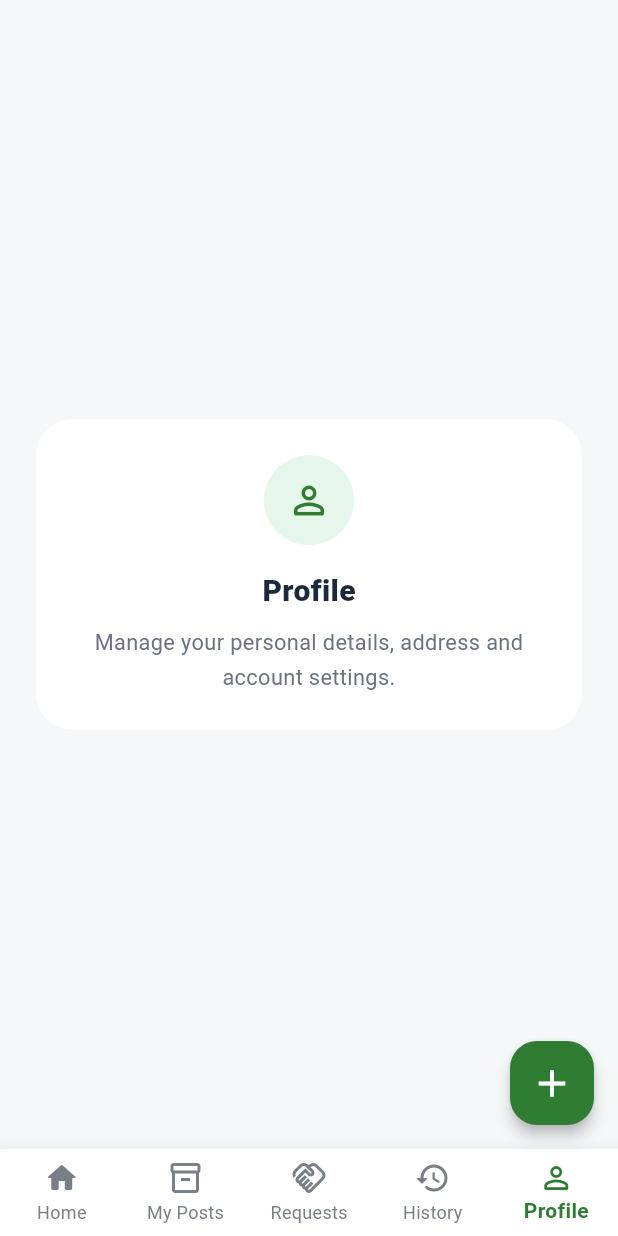
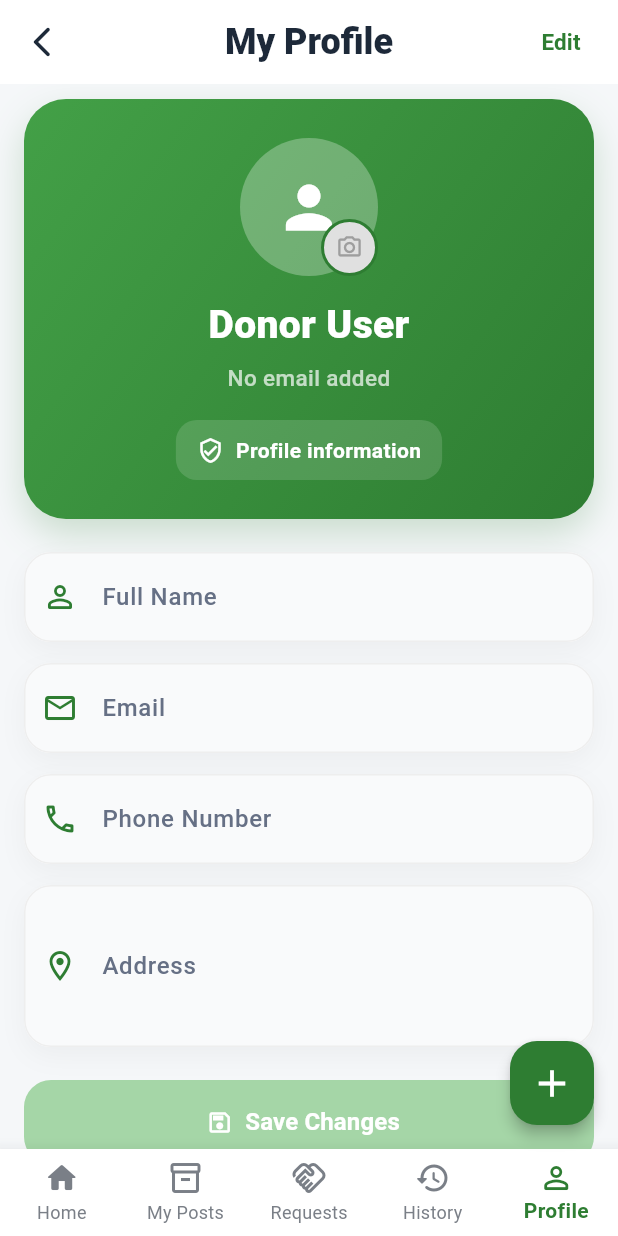
Before and after one commit to siamahmed0011/food_waste_app, a Flutter app: the DonorDashboardScreen screen opened by its route, item 5 of the bottom bar chosen, on a phone screen of 412 x 824 dp. Run offline on Flutter 3.47's test engine with Material 3 defaults, Android fonts, the phone set to English and light mode, and no system bars; our stand-ins replace cloud_firestore, firebase_auth, firebase_core, image_picker, shared_preferences; accounts and stored records are empty.

Commit message:
updated donor profile UI

```diff
--- a/lib/screens/auth/donor_dashboard_screen.dart
+++ b/lib/screens/auth/donor_dashboard_screen.dart
@@ -1,5 +1,6 @@
 import 'package:flutter/material.dart';
 import 'create_food_screen.dart';
+import 'donor_profile_screen.dart';
 
 class DonorDashboardScreen extends StatefulWidget {
   const DonorDashboardScreen({super.key});
@@ -16,7 +17,7 @@ class _DonorDashboardScreenState extends State<DonorDashboardScreen> {
     _MyPostsTab(),
     _RequestsTab(),
     _HistoryTab(),
-    _ProfileTab(),
+    DonorProfileScreen(),
   ];
 
   @override
@@ -30,15 +31,11 @@ class _DonorDashboardScreenState extends State<DonorDashboardScreen> {
       floatingActionButton: FloatingActionButton(
         backgroundColor: primary,
         elevation: 4,
-        shape: RoundedRectangleBorder(
-          borderRadius: BorderRadius.circular(18),
-        ),
+        shape: RoundedRectangleBorder(borderRadius: BorderRadius.circular(18)),
         onPressed: () {
           Navigator.push(
             context,
-            MaterialPageRoute(
-              builder: (_) => const CreateFoodScreen(),
-            ),
+            MaterialPageRoute(builder: (_) => const CreateFoodScreen()),
           );
         },
         child: const Icon(Icons.add, color: Colors.white, size: 30),
@@ -171,6 +168,63 @@ class _DonorHomeTab extends StatelessWidget {
             ),
 
             const SizedBox(height: 22),
+            const SizedBox(height: 16),
+
+            GestureDetector(
+              onTap: () {
+                Navigator.push(
+                  context,
+                  MaterialPageRoute(builder: (_) => const DonorProfileScreen()),
+                );
+              },
+              child: Container(
+                padding: const EdgeInsets.all(16),
+                decoration: BoxDecoration(
+                  color: Colors.white,
+                  borderRadius: BorderRadius.circular(18),
+                  boxShadow: [
+                    BoxShadow(
+                      color: Colors.black.withOpacity(0.05),
+                      blurRadius: 10,
+                      offset: const Offset(0, 4),
+                    ),
+                  ],
+                ),
+                child: const Row(
+                  children: [
+                    CircleAvatar(
+                      radius: 24,
+                      backgroundColor: Color(0xFFFFE5E5),
+                      child: Icon(Icons.person, color: Colors.red),
+                    ),
+                    SizedBox(width: 14),
+                    Expanded(
+                      child: Column(
+                        crossAxisAlignment: CrossAxisAlignment.start,
+                        children: [
+                          Text(
+                            'My Profile',
+                            style: TextStyle(
+                              fontSize: 16,
+                              fontWeight: FontWeight.w700,
+                            ),
+                          ),
+                          SizedBox(height: 4),
+                          Text(
+                            'View and update your profile details',
+                            style: TextStyle(
+                              fontSize: 13,
+                              color: Colors.black54,
+                            ),
+                          ),
+                        ],
+                      ),
+                    ),
+                    Icon(Icons.arrow_forward_ios, size: 18),
+                  ],
+                ),
+              ),
+            ),
 
             const Text(
               'Quick Actions',
@@ -244,10 +298,7 @@ class _DonorHomeTab extends StatelessWidget {
                       color: const Color(0xFFE9F6EA),
                       borderRadius: BorderRadius.circular(16),
                     ),
-                    child: const Icon(
-                      Icons.handshake_outlined,
-                      color: primary,
-                    ),
+                    child: const Icon(Icons.handshake_outlined, color: primary),
                   ),
                   const SizedBox(width: 14),
                   const Expanded(
@@ -265,10 +316,7 @@ class _DonorHomeTab extends StatelessWidget {
                         SizedBox(height: 5),
                         Text(
                           'Rice, Curry • 20 meal packs • Mirpur',
-                          style: TextStyle(
-                            color: bodyColor,
-                            fontSize: 13.5,
-                          ),
+                          style: TextStyle(color: bodyColor, fontSize: 13.5),
                         ),
                       ],
                     ),
@@ -397,10 +445,7 @@ class _RequestsTab extends StatelessWidget {
           const SizedBox(height: 6),
           const Text(
             'Organizations interested in your food posts.',
-            style: TextStyle(
-              fontSize: 14.5,
-              color: bodyColor,
-            ),
+            style: TextStyle(fontSize: 14.5, color: bodyColor),
           ),
           const SizedBox(height: 18),
           _RequestCard(
@@ -462,10 +507,7 @@ class _StatItem extends StatelessWidget {
   final String value;
   final String label;
 
-  const _StatItem({
-    required this.value,
-    required this.label,
-  });
+  const _StatItem({required this.value, required this.label});
 
   @override
   Widget build(BuildContext context) {
@@ -543,10 +585,7 @@ class _QuickActionCard extends StatelessWidget {
             Text(
               subtitle,
               textAlign: TextAlign.center,
-              style: const TextStyle(
-                fontSize: 12.5,
-                color: bodyColor,
-              ),
+              style: const TextStyle(fontSize: 12.5, color: bodyColor),
             ),
           ],
         ),
@@ -559,10 +598,7 @@ class _ActivityTile extends StatelessWidget {
   final String title;
   final String subtitle;
 
-  const _ActivityTile({
-    required this.title,
-    required this.subtitle,
-  });
+  const _ActivityTile({required this.title, required this.subtitle});
 
   @override
   Widget build(BuildContext context) {
@@ -599,10 +635,7 @@ class _ActivityTile extends StatelessWidget {
                 const SizedBox(height: 4),
                 Text(
                   subtitle,
-                  style: const TextStyle(
-                    color: bodyColor,
-                    fontSize: 13.5,
-                  ),
+                  style: const TextStyle(color: bodyColor, fontSize: 13.5),
                 ),
               ],
             ),
@@ -698,10 +731,7 @@ class _RequestCard extends StatelessWidget {
           const SizedBox(height: 12),
           const Text(
             'Pickup Request',
-            style: TextStyle(
-              fontWeight: FontWeight.w700,
-              color: titleColor,
-            ),
+            style: TextStyle(fontWeight: FontWeight.w700, color: titleColor),
           ),
           const SizedBox(height: 4),
           Text(
--- /dev/null
+++ b/lib/screens/auth/donor_profile_screen.dart
@@ -0,0 +1,466 @@
+import 'dart:io';
+
+import 'package:flutter/material.dart';
+import 'package:image_picker/image_picker.dart';
+import 'package:shared_preferences/shared_preferences.dart';
+
+class DonorProfileScreen extends StatefulWidget {
+  const DonorProfileScreen({super.key});
+
+  @override
+  State<DonorProfileScreen> createState() => _DonorProfileScreenState();
+}
+
+class _DonorProfileScreenState extends State<DonorProfileScreen> {
+  final _formKey = GlobalKey<FormState>();
+
+  final TextEditingController _nameController = TextEditingController();
+  final TextEditingController _phoneController = TextEditingController();
+  final TextEditingController _addressController = TextEditingController();
+  final TextEditingController _emailController = TextEditingController();
+
+  bool _isEditing = false;
+  bool _isLoading = true;
+  String? _imagePath;
+
+  static const Color primaryGreen = Color(0xFF2E7D32);
+  static const Color lightGreen = Color(0xFFE8F5E9);
+  static const Color bgColor = Color(0xFFF5F7F9);
+  static const Color titleColor = Color(0xFF1D2939);
+  static const Color subTitleColor = Color(0xFF667085);
+
+  @override
+  void initState() {
+    super.initState();
+    _loadProfileData();
+  }
+
+  Future<void> _loadProfileData() async {
+    final prefs = await SharedPreferences.getInstance();
+
+    _nameController.text = prefs.getString('donor_name') ?? 'Donor User';
+    _phoneController.text = prefs.getString('donor_phone') ?? '';
+    _addressController.text = prefs.getString('donor_address') ?? '';
+    _emailController.text = prefs.getString('donor_email') ?? 'donor@email.com';
+    _imagePath = prefs.getString('donor_image');
+
+    setState(() {
+      _isLoading = false;
+    });
+  }
+
+  Future<void> _saveProfileData() async {
+    final prefs = await SharedPreferences.getInstance();
+
+    await prefs.setString('donor_name', _nameController.text.trim());
+    await prefs.setString('donor_phone', _phoneController.text.trim());
+    await prefs.setString('donor_address', _addressController.text.trim());
+    await prefs.setString('donor_email', _emailController.text.trim());
+
+    if (_imagePath != null && _imagePath!.isNotEmpty) {
+      await prefs.setString('donor_image', _imagePath!);
+    }
+
+    if (!mounted) return;
+
+    setState(() {
+      _isEditing = false;
+    });
+
+    ScaffoldMessenger.of(context).showSnackBar(
+      SnackBar(
+        content: const Text(
+          'Profile updated successfully',
+          style: TextStyle(fontWeight: FontWeight.w600),
+        ),
+        backgroundColor: primaryGreen,
+        behavior: SnackBarBehavior.floating,
+        shape: RoundedRectangleBorder(borderRadius: BorderRadius.circular(14)),
+        margin: const EdgeInsets.all(16),
+      ),
+    );
+  }
+
+  Future<void> _pickImage() async {
+    final picker = ImagePicker();
+    final picked = await picker.pickImage(
+      source: ImageSource.gallery,
+      imageQuality: 75,
+    );
+
+    if (picked != null) {
+      setState(() {
+        _imagePath = picked.path;
+      });
+    }
+  }
+
+  Future<void> _onSave() async {
+    if (_formKey.currentState!.validate()) {
+      await _saveProfileData();
+    }
+  }
+
+  Widget _buildProfileImage() {
+    ImageProvider? imageProvider;
+
+    if (_imagePath != null && _imagePath!.isNotEmpty) {
+      final file = File(_imagePath!);
+      if (file.existsSync()) {
+        imageProvider = FileImage(file);
+      }
+    }
+
+    return Stack(
+      alignment: Alignment.bottomRight,
+      children: [
+        CircleAvatar(
+          radius: 46,
+          backgroundColor: Colors.white.withOpacity(0.28),
+          backgroundImage: imageProvider,
+          child: imageProvider == null
+              ? const Icon(Icons.person, size: 46, color: Colors.white)
+              : null,
+        ),
+        InkWell(
+          onTap: _isEditing ? _pickImage : null,
+          borderRadius: BorderRadius.circular(100),
+          child: Container(
+            padding: const EdgeInsets.all(8),
+            decoration: BoxDecoration(
+              color: _isEditing ? Colors.white : Colors.grey.shade300,
+              shape: BoxShape.circle,
+              border: Border.all(color: primaryGreen, width: 2),
+            ),
+            child: Icon(
+              Icons.camera_alt_outlined,
+              color: _isEditing ? primaryGreen : Colors.grey,
+              size: 18,
+            ),
+          ),
+        ),
+      ],
+    );
+  }
+
+  Widget _buildInfoField({
+    required String label,
+    required TextEditingController controller,
+    required IconData icon,
+    required String hint,
+    TextInputType keyboardType = TextInputType.text,
+    int maxLines = 1,
+    String? Function(String?)? validator,
+  }) {
+    return Container(
+      margin: const EdgeInsets.only(bottom: 14),
+      decoration: BoxDecoration(
+        color: Colors.white,
+        borderRadius: BorderRadius.circular(18),
+        boxShadow: [
+          BoxShadow(
+            color: Colors.black.withOpacity(0.04),
+            blurRadius: 14,
+            offset: const Offset(0, 6),
+          ),
+        ],
+      ),
+      child: TextFormField(
+        controller: controller,
+        enabled: _isEditing,
+        keyboardType: keyboardType,
+        maxLines: maxLines,
+        validator: validator,
+        style: TextStyle(
+          color: _isEditing ? titleColor : Colors.black87,
+          fontSize: 16,
+          fontWeight: FontWeight.w500,
+        ),
+        decoration: InputDecoration(
+          labelText: label,
+          hintText: hint,
+          labelStyle: const TextStyle(
+            color: subTitleColor,
+            fontWeight: FontWeight.w500,
+          ),
+          hintStyle: TextStyle(color: Colors.grey.shade400),
+          prefixIcon: Icon(icon, color: primaryGreen),
+          filled: true,
+          fillColor: _isEditing ? Colors.white : const Color(0xFFF9FAFB),
+          enabledBorder: OutlineInputBorder(
+            borderRadius: BorderRadius.circular(18),
+            borderSide: BorderSide(color: Colors.grey.shade200),
+          ),
+          disabledBorder: OutlineInputBorder(
+            borderRadius: BorderRadius.circular(18),
+            borderSide: BorderSide(color: Colors.grey.shade200),
+          ),
+          focusedBorder: OutlineInputBorder(
+            borderRadius: BorderRadius.circular(18),
+            borderSide: const BorderSide(color: primaryGreen, width: 1.5),
+          ),
+          errorBorder: OutlineInputBorder(
+            borderRadius: BorderRadius.circular(18),
+            borderSide: const BorderSide(color: Colors.redAccent),
+          ),
+          focusedErrorBorder: OutlineInputBorder(
+            borderRadius: BorderRadius.circular(18),
+            borderSide: const BorderSide(color: Colors.redAccent, width: 1.5),
+          ),
+          contentPadding: const EdgeInsets.symmetric(
+            horizontal: 16,
+            vertical: 18,
+          ),
+        ),
+      ),
+    );
+  }
+
+  @override
+  void dispose() {
+    _nameController.dispose();
+    _phoneController.dispose();
+    _addressController.dispose();
+    _emailController.dispose();
+    super.dispose();
+  }
+
+  @override
+  Widget build(BuildContext context) {
+    if (_isLoading) {
+      return const Scaffold(
+        backgroundColor: bgColor,
+        body: Center(child: CircularProgressIndicator(color: primaryGreen)),
+      );
+    }
+
+    return Scaffold(
+      backgroundColor: bgColor,
+      appBar: AppBar(
+        backgroundColor: Colors.white,
+        elevation: 0,
+        surfaceTintColor: Colors.white,
+        leading: IconButton(
+          onPressed: () => Navigator.pop(context),
+          icon: const Icon(Icons.arrow_back_ios_new_rounded, color: titleColor),
+        ),
+        centerTitle: true,
+        title: const Text(
+          'My Profile',
+          style: TextStyle(
+            color: titleColor,
+            fontSize: 24,
+            fontWeight: FontWeight.w800,
+          ),
+        ),
+        actions: [
+          TextButton(
+            onPressed: () {
+              setState(() {
+                _isEditing = !_isEditing;
+              });
+            },
+            child: Text(
+              _isEditing ? 'Cancel' : 'Edit',
+              style: const TextStyle(
+                color: primaryGreen,
+                fontWeight: FontWeight.w700,
+                fontSize: 15,
+              ),
+            ),
+          ),
+          const SizedBox(width: 6),
+        ],
+      ),
+      body: SafeArea(
+        child: SingleChildScrollView(
+          padding: const EdgeInsets.fromLTRB(16, 10, 16, 30),
+          child: Form(
+            key: _formKey,
+            child: Column(
+              children: [
+                Container(
+                  width: double.infinity,
+                  padding: const EdgeInsets.symmetric(
+                    horizontal: 20,
+                    vertical: 26,
+                  ),
+                  decoration: BoxDecoration(
+                    gradient: const LinearGradient(
+                      colors: [Color(0xFF43A047), Color(0xFF2E7D32)],
+                      begin: Alignment.topLeft,
+                      end: Alignment.bottomRight,
+                    ),
+                    borderRadius: BorderRadius.circular(28),
+                    boxShadow: [
+                      BoxShadow(
+                        color: primaryGreen.withOpacity(0.22),
+                        blurRadius: 20,
+                        offset: const Offset(0, 10),
+                      ),
+                    ],
+                  ),
+                  child: Column(
+                    children: [
+                      _buildProfileImage(),
+                      const SizedBox(height: 14),
+                      Text(
+                        _nameController.text.trim().isEmpty
+                            ? 'Donor User'
+                            : _nameController.text.trim(),
+                        style: const TextStyle(
+                          color: Colors.white,
+                          fontSize: 26,
+                          fontWeight: FontWeight.w800,
+                        ),
+                      ),
+                      const SizedBox(height: 6),
+                      Text(
+                        _emailController.text.trim().isEmpty
+                            ? 'No email added'
+                            : _emailController.text.trim(),
+                        textAlign: TextAlign.center,
+                        style: const TextStyle(
+                          color: Colors.white70,
+                          fontSize: 15,
+                          fontWeight: FontWeight.w500,
+                        ),
+                      ),
+                      const SizedBox(height: 18),
+                      Container(
+                        padding: const EdgeInsets.symmetric(
+                          horizontal: 14,
+                          vertical: 10,
+                        ),
+                        decoration: BoxDecoration(
+                          color: Colors.white.withOpacity(0.14),
+                          borderRadius: BorderRadius.circular(14),
+                        ),
+                        child: Row(
+                          mainAxisSize: MainAxisSize.min,
+                          children: [
+                            const Icon(
+                              Icons.verified_user_outlined,
+                              color: Colors.white,
+                              size: 18,
+                            ),
+                            const SizedBox(width: 8),
+                            Text(
+                              _isEditing
+                                  ? 'Editing enabled'
+                                  : 'Profile information',
+                              style: const TextStyle(
+                                color: Colors.white,
+                                fontWeight: FontWeight.w600,
+                              ),
+                            ),
+                          ],
+                        ),
+                      ),
+                    ],
+                  ),
+                ),
+                const SizedBox(height: 22),
+                _buildInfoField(
+                  label: 'Full Name',
+                  controller: _nameController,
+                  icon: Icons.person_outline_rounded,
+                  hint: 'Enter your full name',
+                  validator: (value) {
+                    if (value == null || value.trim().isEmpty) {
+                      return 'Please enter your full name';
+                    }
+                    return null;
+                  },
+                ),
+                _buildInfoField(
+                  label: 'Email',
+                  controller: _emailController,
+                  icon: Icons.email_outlined,
+                  hint: 'Enter your email',
+                  keyboardType: TextInputType.emailAddress,
+                  validator: (value) {
+                    if (value == null || value.trim().isEmpty) {
+                      return 'Please enter your email';
+                    }
+                    if (!value.contains('@')) {
+                      return 'Enter a valid email';
+                    }
+                    return null;
+                  },
+                ),
+                _buildInfoField(
+                  label: 'Phone Number',
+                  controller: _phoneController,
+                  icon: Icons.call_outlined,
+                  hint: 'Enter your phone number',
+                  keyboardType: TextInputType.phone,
+                  validator: (value) {
+                    if (value == null || value.trim().isEmpty) {
+                      return 'Please enter your phone number';
+                    }
+                    if (value.trim().length < 11) {
+                      return 'Phone number is too short';
+                    }
+                    return null;
+                  },
+                ),
+                _buildInfoField(
+                  label: 'Address',
+                  controller: _addressController,
+                  icon: Icons.location_on_outlined,
+                  hint: 'Enter your address',
+                  maxLines: 3,
+                  validator: (value) {
+                    if (value == null || value.trim().isEmpty) {
+                      return 'Please enter your address';
+                    }
+                    return null;
+                  },
+                ),
+                const SizedBox(height: 8),
+                SizedBox(
+                  width: double.infinity,
+                  height: 56,
+                  child: ElevatedButton.icon(
+                    onPressed: _onSave,
+                    icon: const Icon(Icons.save_outlined),
+                    label: const Text(
+                      'Save Changes',
+                      style: TextStyle(
+                        fontSize: 16,
+                        fontWeight: FontWeight.w700,
+                      ),
+                    ),
+                    style: ElevatedButton.styleFrom(
+                      backgroundColor: _isEditing
+                          ? primaryGreen
+                          : Colors.green.shade200,
+                      foregroundColor: Colors.white,
+                      elevation: 0,
+                      shape: RoundedRectangleBorder(
+                        borderRadius: BorderRadius.circular(18),
+                      ),
+                    ),
+                  ),
+                ),
+                const SizedBox(height: 14),
+                Text(
+                  _isEditing
+                      ? 'You can now update your information and save it.'
+                      : 'Tap Edit to update your profile information.',
+                  style: const TextStyle(
+                    color: subTitleColor,
+                    fontSize: 13.5,
+                    fontWeight: FontWeight.w500,
+                  ),
+                  textAlign: TextAlign.center,
+                ),
+              ],
+            ),
+          ),
+        ),
+      ),
+    );
+  }
+}
```
Also changed, not shown: pubspec.yaml (+3 -4 lines), pubspec.lock, 5 other files.
